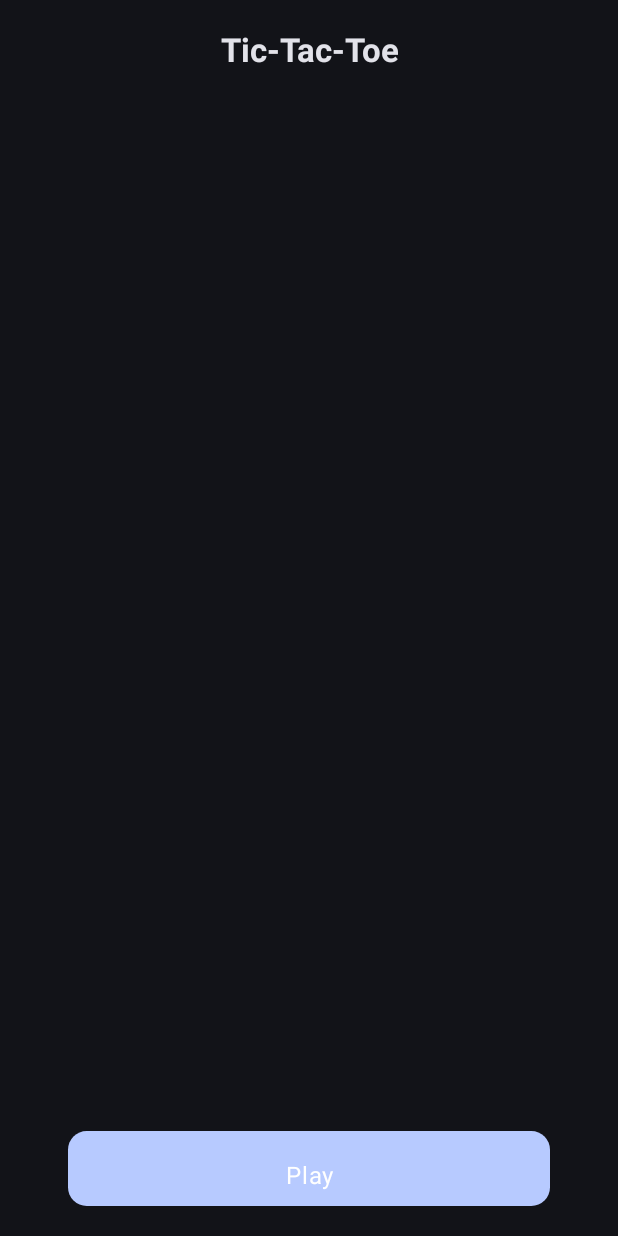
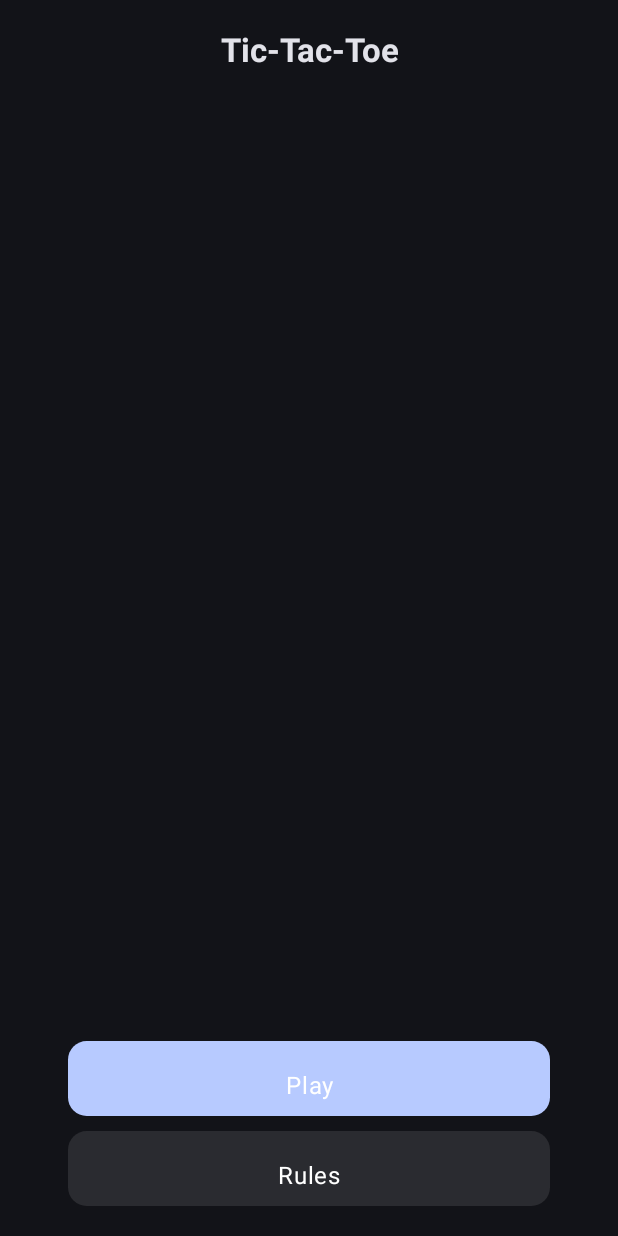
Before and after one commit to devstromo/tic_tac_toe_jetpack_compose, an Android app built with Jetpack Compose: the screen it shows after launch (MainActivity), on a phone screen of 412 x 824 dp. Run offline under Robolectric (Android 15) with nearby library versions, the light colour scheme and no system bars.

Commit message:
Advanced Tic Tac Toe Jetpack Compose | add rules button to initial screen

```diff
--- a/app/src/main/java/com/devstromo/advancedtictactoe/presentation/initial/InitialScreen.kt
+++ b/app/src/main/java/com/devstromo/advancedtictactoe/presentation/initial/InitialScreen.kt
@@ -4,6 +4,7 @@ import androidx.compose.foundation.layout.Arrangement
 import androidx.compose.foundation.layout.Column
 import androidx.compose.foundation.layout.Spacer
 import androidx.compose.foundation.layout.fillMaxSize
+import androidx.compose.foundation.layout.height
 import androidx.compose.foundation.layout.padding
 import androidx.compose.material3.MaterialTheme
 import androidx.compose.material3.Text
@@ -47,5 +48,13 @@ fun InitialScreen(
                 navController.navigate(route = Screen.Game.route)
             },
         )
+        Spacer(modifier = Modifier.height(10.dp))
+        CustomButton(
+            text = "Rules",
+            onClick = {
+                navController.navigate(route = Screen.Game.route)
+            },
+            isEnable = false
+        )
     }
 }
```
